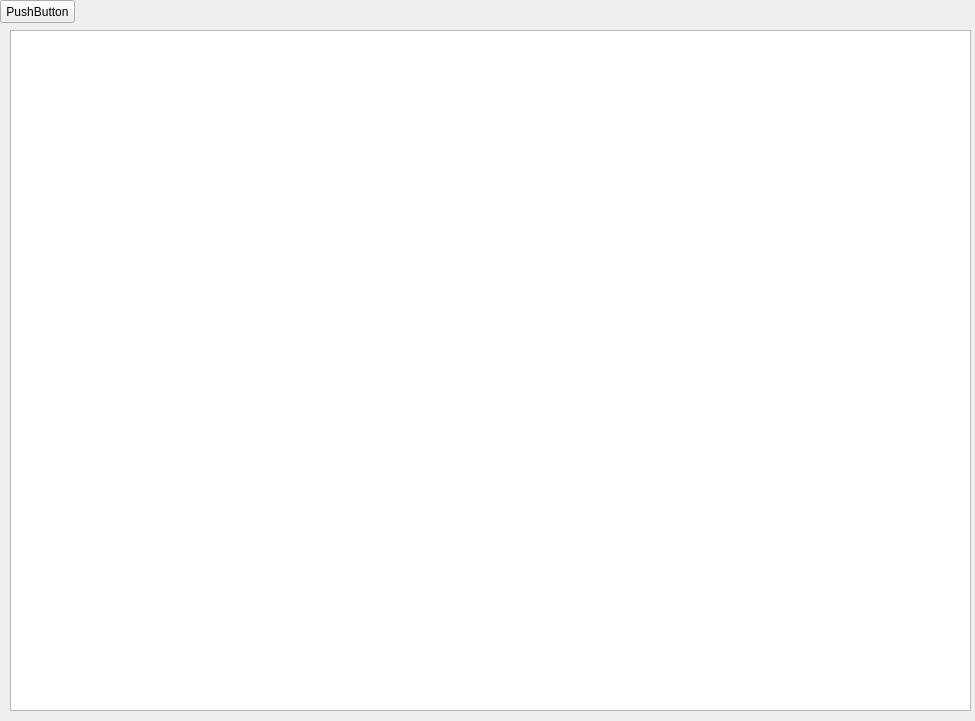
ocean998/stock_show_index, file pyecharts/pyechart_demo/UI_WebEngineView.ui: the form before one commit.
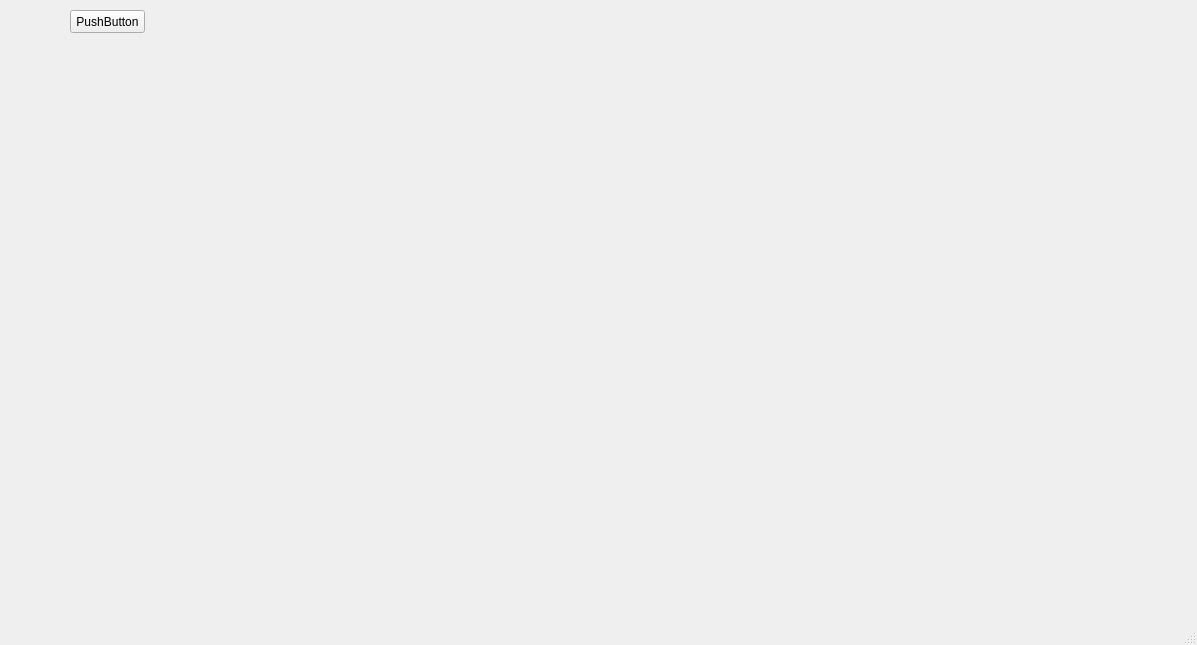
The form after the commit.

Patch:
```diff
--- a/pyecharts/pyechart_demo/UI_WebEngineView.ui
+++ b/pyecharts/pyechart_demo/UI_WebEngineView.ui
@@ -1,23 +1,35 @@
 <?xml version="1.0" encoding="UTF-8"?>
 <ui version="4.0">
- <class>Form</class>
- <widget class="QWidget" name="Form">
+ <class>MainWindow</class>
+ <widget class="QMainWindow" name="MainWindow">
   <property name="geometry">
    <rect>
     <x>0</x>
     <y>0</y>
-    <width>975</width>
-    <height>721</height>
+    <width>1197</width>
+    <height>645</height>
    </rect>
   </property>
   <property name="windowTitle">
    <string>Form</string>
   </property>
+  <widget class="QWidget" name="centralwidget">
+   <widget class="QWidget" name="formLayoutWidget">
+    <property name="geometry">
+     <rect>
+      <x>10</x>
+      <y>40</y>
+      <width>1181</width>
+      <height>541</height>
+     </rect>
+    </property>
+    <layout class="QFormLayout" name="formLayout"/>
+   </widget>
   <widget class="QPushButton" name="pushButton">
    <property name="geometry">
     <rect>
-     <x>0</x>
-     <y>0</y>
+      <x>70</x>
+      <y>10</y>
      <width>75</width>
      <height>23</height>
     </rect>
@@ -26,16 +38,18 @@
     <string>PushButton</string>
    </property>
   </widget>
-  <widget class="QTextBrowser" name="textBrowser">
+  </widget>
+  <widget class="QMenuBar" name="menubar">
    <property name="geometry">
     <rect>
-     <x>10</x>
-     <y>30</y>
-     <width>961</width>
-     <height>681</height>
+     <x>0</x>
+     <y>0</y>
+     <width>1197</width>
+     <height>23</height>
     </rect>
    </property>
   </widget>
+  <widget class="QStatusBar" name="statusbar"/>
  </widget>
  <resources/>
  <connections/>
```
Left out of the diff: 2 changed lines with no effect on the pictures. Lines whose indentation alone changed are shown as unchanged.
